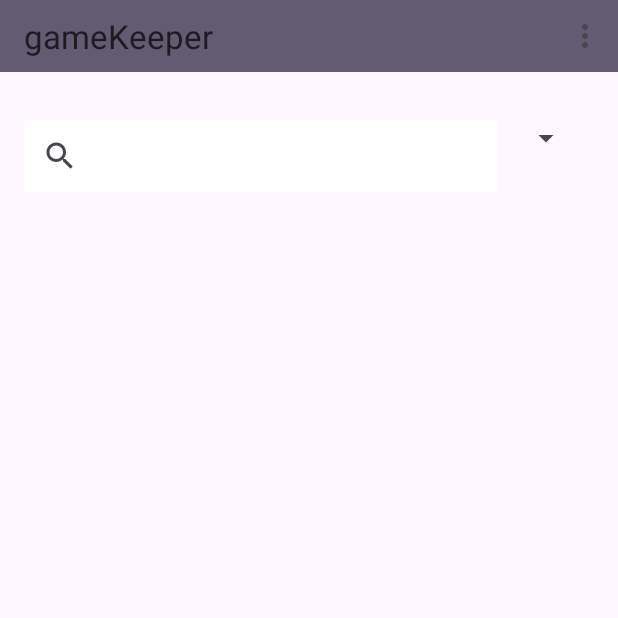
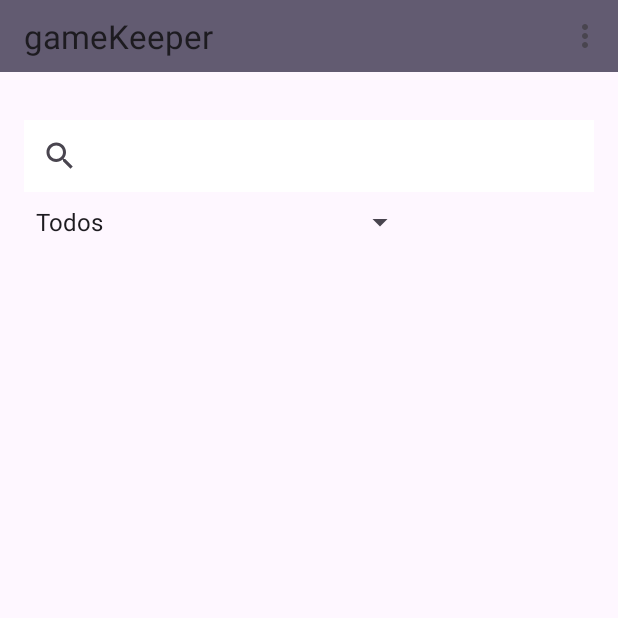
Before and after one commit to nestor115/gameKeeper, an Android app: the PlayerFragment screen opened directly, with no data from a screen before it, on a phone screen of 412 x 824 dp, the top half of it. Run offline under Robolectric (Android 15) with nearby library versions, the light colour scheme and no system bars.

Commit message:
added filterByGenre

```diff
--- a/app/src/main/java/com/example/gamekeeper/activities/PlayerBoardgameActivity.java
+++ b/app/src/main/java/com/example/gamekeeper/activities/PlayerBoardgameActivity.java
@@ -23,7 +23,7 @@ public class PlayerBoardgameActivity extends BaseActivity {
     private RecyclerView recyclerView;
     private ListAdapterPlayers adapter;
     private DatabaseHelper dB;
-    private int currentUserId;  // Almacenar el ID del usuario actual
+    private int currentUserId; // Almacenar el ID del usuario actual
     private List<ListElement> fullList = new ArrayList<>(); // Lista completa de elementos
 
     @Override
@@ -34,23 +34,19 @@ public class PlayerBoardgameActivity extends BaseActivity {
         // Inicializar DatabaseHelper
         dB = new DatabaseHelper(this);
 
-        SharedPreferences sharedPreferences = getSharedPreferences("user_prefs", MODE_PRIVATE);
-        currentUserId = sharedPreferences.getInt("user_id", -1);
+        // Obtener el ID del usuario desde SharedPreferences
+        currentUserId = getSharedPreferences("user_prefs", MODE_PRIVATE).getInt("user_id", -1);
 
-        // Obtener el RecyclerView del layout
+        // Configurar el RecyclerView
         recyclerView = findViewById(R.id.recyclerView);
-
-        // Crear el adaptador
         adapter = new ListAdapterPlayers();
-
-        // Configurar el RecyclerView con el adaptador
-        recyclerView.setLayoutManager(new LinearLayoutManager(this));  // Para que se muestre como lista vertical
+        recyclerView.setLayoutManager(new LinearLayoutManager(this)); // Para lista vertical
         recyclerView.setAdapter(adapter);
 
-        // Llamar al método para cargar los datos del usuario
+        // Cargar los datos
         loadData();
 
-        // Cargar el PlayerFragment (que contiene el SearchView)
+        // Cargar el fragmento con el SearchView y Spinner
         loadSearchFragment();
     }
 
@@ -66,21 +62,31 @@ public class PlayerBoardgameActivity extends BaseActivity {
         List<ListElement> elements = dB.getUserBoardgames(currentUserId);
 
         if (elements != null && !elements.isEmpty()) {
-            fullList = elements;  // Guardamos la lista completa
+            fullList = elements; // Guardamos la lista completa
             adapter.submitList(fullList);
         } else {
             Toast.makeText(this, "No se encontraron juegos.", Toast.LENGTH_SHORT).show();
         }
     }
 
-    // Método para filtrar la lista de elementos
-    public void filterList(String query) {
+    public List<String> getGenres() {
+        // Obtener los géneros desde la base de datos
+        return dB.getGenres();
+    }
+
+    // Método para filtrar la lista
+    public void filterList(String query, String selectedGenre) {
         List<ListElement> filteredList = new ArrayList<>();
         for (ListElement element : fullList) {
-            if (element.getName().toLowerCase().contains(query.toLowerCase())) {
+            boolean matchesQuery = element.getName().toLowerCase().contains(query.toLowerCase());
+            boolean matchesGenre = selectedGenre.equals("Todos") || dB.isBoardgameInGenre(element.getId(), selectedGenre);
+
+            // Añadir a la lista filtrada si cumple con ambos criterios
+            if (matchesQuery && matchesGenre) {
                 filteredList.add(element);
             }
         }
-        adapter.submitList(filteredList); // Actualizar el RecyclerView con los elementos filtrados
+        // Actualizar el RecyclerView con los elementos filtrados
+        adapter.submitList(filteredList);
     }
 }
--- a/app/src/main/java/com/example/gamekeeper/fragments/PlayerFragment.java
+++ b/app/src/main/java/com/example/gamekeeper/fragments/PlayerFragment.java
@@ -4,6 +4,10 @@ import android.os.Bundle;
 import android.view.LayoutInflater;
 import android.view.View;
 import android.view.ViewGroup;
+import android.widget.AdapterView;
+import android.widget.ArrayAdapter;
+import android.widget.Spinner;
+
 import androidx.appcompat.widget.SearchView;
 
 import androidx.fragment.app.Fragment;
@@ -11,37 +15,77 @@ import androidx.fragment.app.Fragment;
 import com.example.gamekeeper.R;
 import com.example.gamekeeper.activities.PlayerBoardgameActivity;
 
+import java.util.List;
+
 public class PlayerFragment extends Fragment {
-
-    private SearchView searchView;  // Usar android.widget.SearchView
+    private SearchView searchView;
+    private Spinner genreSpinner;
 
     @Override
-    public View onCreateView(LayoutInflater inflater, ViewGroup container,
-                             Bundle savedInstanceState) {
+    public View onCreateView(LayoutInflater inflater, ViewGroup container, Bundle savedInstanceState) {
         View view = inflater.inflate(R.layout.fragment_player, container, false);
 
-        // Inicializar el SearchView
         searchView = view.findViewById(R.id.searchView);
+        genreSpinner = view.findViewById(R.id.genreSpinner);
 
-        // Configurar el listener para el SearchView
+        // Configurar el Spinner
+        setupSpinner();
+
+        // Configurar el SearchView
         searchView.setOnQueryTextListener(new SearchView.OnQueryTextListener() {
             @Override
             public boolean onQueryTextSubmit(String query) {
-                // No necesitamos hacer nada cuando el texto se envíe, solo filtrar
-                return false;
+                return false; // No hacemos nada al enviar la búsqueda
             }
 
             @Override
             public boolean onQueryTextChange(String newText) {
-                // Llamar al método en la actividad para filtrar la lista de nombres
+                // Llamar al método en la actividad para filtrar
                 if (getActivity() instanceof PlayerBoardgameActivity) {
                     PlayerBoardgameActivity activity = (PlayerBoardgameActivity) getActivity();
-                    activity.filterList(newText); // Pasar el texto de búsqueda a la actividad
+                    String selectedGenre = (String) genreSpinner.getSelectedItem(); // Obtener el género seleccionado
+                    activity.filterList(newText, selectedGenre); // Pasar búsqueda y género
                 }
                 return true;
             }
         });
 
+        // Hacer que el SearchView sea clickeable en todo el área
+        searchView.setOnClickListener(v -> {
+            // Esto asegura que al hacer clic en cualquier parte del SearchView se abre el campo de búsqueda
+            searchView.setIconified(false);
+        });
+
         return view;
     }
+
+    private void setupSpinner() {
+        if (getActivity() instanceof PlayerBoardgameActivity) {
+            PlayerBoardgameActivity activity = (PlayerBoardgameActivity) getActivity();
+            List<String> genres = activity.getGenres(); // Obtener géneros desde la actividad
+            genres.add(0, "Todos"); // Opción por defecto
+
+            ArrayAdapter<String> spinnerAdapter = new ArrayAdapter<>(getContext(), android.R.layout.simple_spinner_item, genres);
+            spinnerAdapter.setDropDownViewResource(android.R.layout.simple_spinner_dropdown_item);
+            genreSpinner.setAdapter(spinnerAdapter);
+
+            // Listener del Spinner
+            genreSpinner.setOnItemSelectedListener(new AdapterView.OnItemSelectedListener() {
+                @Override
+                public void onItemSelected(AdapterView<?> parent, View view, int position, long id) {
+                    String selectedGenre = (String) parent.getItemAtPosition(position);
+                    if (getActivity() instanceof PlayerBoardgameActivity) {
+                        PlayerBoardgameActivity activity = (PlayerBoardgameActivity) getActivity();
+                        String query = searchView.getQuery().toString(); // Obtener texto de búsqueda actual
+                        activity.filterList(query, selectedGenre); // Filtrar con búsqueda y género
+                    }
+                }
+
+                @Override
+                public void onNothingSelected(AdapterView<?> parent) {
+                    // No hacer nada
+                }
+            });
+        }
+    }
 }
--- a/app/src/main/java/com/example/gamekeeper/helpers/DatabaseHelper.java
+++ b/app/src/main/java/com/example/gamekeeper/helpers/DatabaseHelper.java
@@ -494,4 +494,27 @@ public class DatabaseHelper extends SQLiteOpenHelper {
 
         return genreId;
     }
+    public List<String> getGenres() {
+        List<String> genres = new ArrayList<>();
+        SQLiteDatabase db = this.getReadableDatabase();
+        Cursor cursor = db.rawQuery("SELECT " + COLUMN_GENRE_NAME + " FROM " + TABLE_GENRE, null);
+
+        if (cursor.moveToFirst()) {
+            do {
+                genres.add(cursor.getString(0)); // Obtener el nombre del género
+            } while (cursor.moveToNext());
+        }
+        cursor.close();
+        return genres;
+    }
+    public boolean isBoardgameInGenre(int boardgameId, String genreName) {
+        SQLiteDatabase db = this.getReadableDatabase();
+        String query = "SELECT 1 FROM " + TABLE_BOARDGAME_GENRE + " bg " +
+                "JOIN " + TABLE_GENRE + " g ON bg." + COLUMN_G_ID + " = g." + COLUMN_GENRE_ID + " " +
+                "WHERE bg." + COLUMN_BG_ID + " = ? AND g." + COLUMN_GENRE_NAME + " = ?";
+        Cursor cursor = db.rawQuery(query, new String[]{String.valueOf(boardgameId), genreName});
+        boolean exists = cursor.getCount() > 0;
+        cursor.close();
+        return exists;
+    }
 }
--- a/app/src/main/res/layout/fragment_player.xml
+++ b/app/src/main/res/layout/fragment_player.xml
@@ -1,32 +1,24 @@
-<?xml version="1.0" encoding="utf-8"?>
 <LinearLayout xmlns:android="http://schemas.android.com/apk/res/android"
     android:layout_width="match_parent"
     android:layout_height="wrap_content"
     android:orientation="vertical"
     android:padding="16dp">
 
-    <LinearLayout
+    <!-- SearchView -->
+    <androidx.appcompat.widget.SearchView
+        android:id="@+id/searchView"
         android:layout_width="match_parent"
         android:layout_height="wrap_content"
-        android:orientation="horizontal">
-
-        <androidx.appcompat.widget.SearchView
-            android:id="@+id/searchView"
-            android:layout_width="0dp"
-            android:layout_height="wrap_content"
-            android:layout_weight="1"
         android:queryHint="Buscar por nombre"
         android:iconifiedByDefault="false"
     android:background="@android:color/white"
     android:textColorHint="@android:color/darker_gray"
     android:queryBackground="@android:color/white" />
 
+    <!-- Spinner -->
     <Spinner
         android:id="@+id/genreSpinner"
         android:layout_width="wrap_content"
         android:layout_height="wrap_content"
-            android:layout_marginStart="8dp"
-            android:layout_marginEnd="8dp" />
+        android:layout_marginTop="8dp" />
 </LinearLayout>
-
-</LinearLayout>
```
Lines whose indentation alone changed are shown as unchanged.
